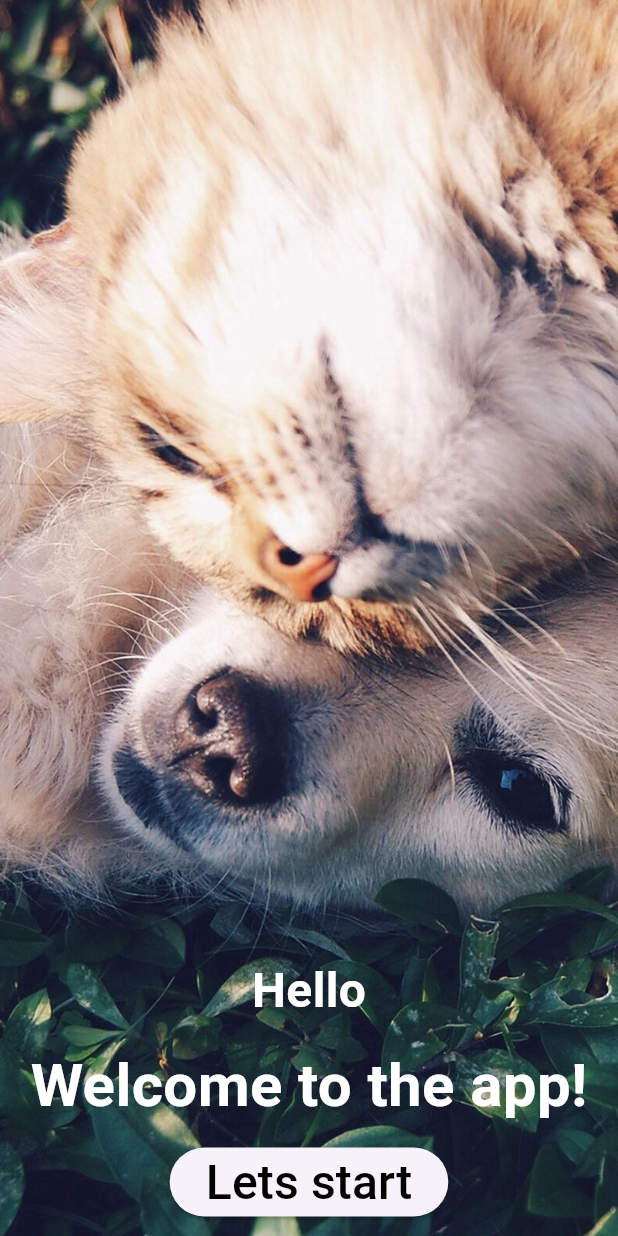
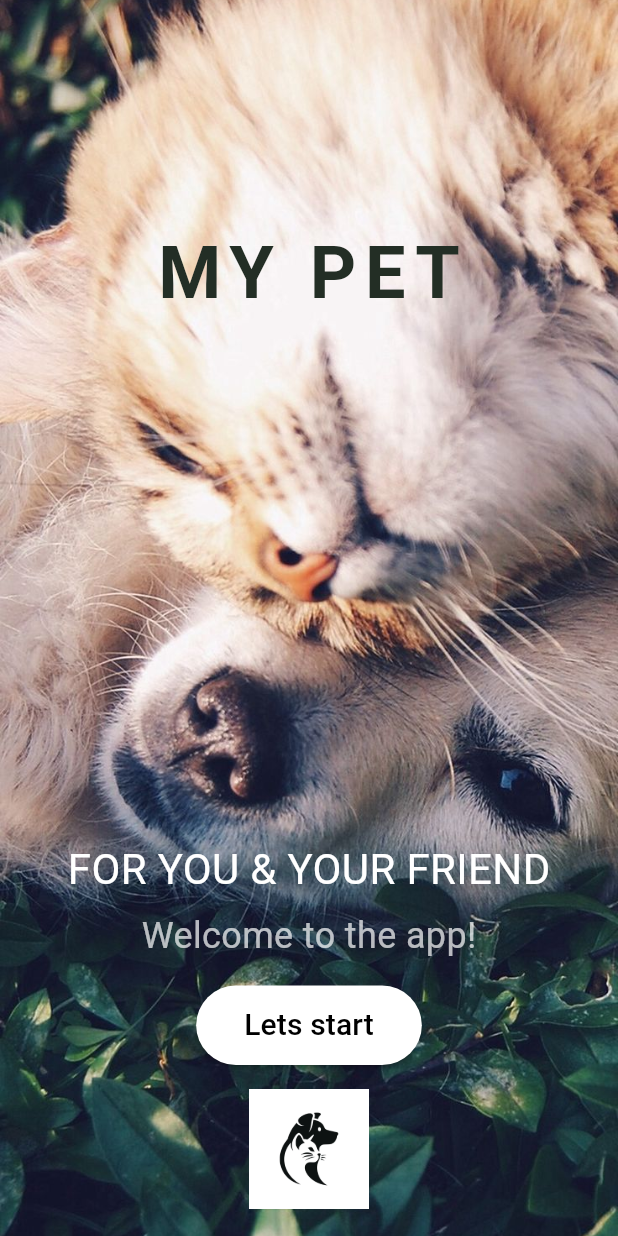
Before and after one commit to PetarJovanovic996/my_pet, a Flutter app: the screen it shows after launch, on a phone screen of 412 x 824 dp. Run offline on Flutter 3.47's test engine with Material 3 defaults, Android fonts, the phone set to English and light mode, and no system bars; our stand-ins replace flutter_bloc; generated files the repository leaves out were written again.

Commit message:
UI for WelcomeView completed

```diff
--- a/lib/l10n/app_en.arb
+++ b/lib/l10n/app_en.arb
@@ -5,6 +5,10 @@
   "welcome": "Welcome to the app!",
   "@welcome": {},
   "welcomeButton": "Lets start",
-  "@welcomeButton": {}
+  "@welcomeButton": {},
+   "appName": "MY PET",
+  "@appName": {},
+   "welcomeViewMessage": "FOR YOU & YOUR FRIEND",
+  "@welcomeViewMessage": {}
 
 }
--- a/lib/l10n/app_sr.arb
+++ b/lib/l10n/app_sr.arb
@@ -5,5 +5,10 @@
   "welcome": "Dobrodošli u aplikaciju!",
   "@welcome": {},
    "welcomeButton": "Zapocni",
-  "@welcomeButton": {}
+  "@welcomeButton": {},
+    "appName": "MY PET",
+  "@appName": {},
+   "welcomeViewMessage": "ZA VAS I VASEG PRIJATELJA",
+  "@welcomeViewMessage": {}
+
 }
--- a/lib/presentations/screens/welcome_view_screen.dart
+++ b/lib/presentations/screens/welcome_view_screen.dart
@@ -12,37 +12,60 @@ class WelcomeViewScreen extends StatelessWidget {
           Positioned.fill(
             child: Image.asset('assets/images/hello.jpg', fit: BoxFit.cover),
           ),
-          SafeArea(
-            child: Center(
+
+          Align(
+            alignment: Alignment(0, -0.6),
             child: Column(
-                mainAxisAlignment: MainAxisAlignment.end,
+              mainAxisSize: MainAxisSize.min,
               children: [
                 Text(
-                    AppLocalizations.of(context)!.hello,
+                  AppLocalizations.of(context)!.appName,
                   style: TextStyle(
-                      fontSize: 32,
-                      color: Colors.white,
+                    fontSize: 48,
                     fontWeight: FontWeight.bold,
+                    color: const Color.fromARGB(255, 35, 46, 37),
+                    letterSpacing: 6,
                   ),
                 ),
-                  SizedBox(height: 12),
+                SizedBox(height: 16),
+              ],
+            ),
+          ),
+
+          Align(
+            alignment: Alignment.bottomCenter,
+            child: Padding(
+              padding: const EdgeInsets.only(bottom: 18.0),
+              child: Column(
+                mainAxisSize: MainAxisSize.min,
+                children: [
+                  Text(
+                    AppLocalizations.of(context)!.welcomeViewMessage,
+                    style: TextStyle(fontSize: 28, color: Colors.white),
+                  ),
+                  SizedBox(height: 8),
                   Text(
                     AppLocalizations.of(context)!.welcome,
-                    style: TextStyle(
-                      fontSize: 40,
-                      color: Colors.white,
-                      fontWeight: FontWeight.bold,
+                    style: TextStyle(fontSize: 24, color: Colors.white70),
+                  ),
+                  SizedBox(height: 16),
+                  ElevatedButton(
+                    onPressed: () {},
+                    style: ElevatedButton.styleFrom(
+                      backgroundColor: Colors.white,
+                      padding: EdgeInsets.symmetric(
+                        horizontal: 32,
+                        vertical: 12,
                       ),
                     ),
-                  SizedBox(height: 12),
-                  ElevatedButton(
-                    onPressed: () {},
                     child: Text(
                       AppLocalizations.of(context)!.welcomeButton,
-                      style: TextStyle(fontSize: 32, color: Colors.black),
+                      style: TextStyle(fontSize: 20, color: Colors.black),
                     ),
                   ),
-                  SizedBox(height: 12),
+                  SizedBox(height: 16),
+
+                  Image.asset('assets/images/logo.jpg', height: 80),
                 ],
               ),
             ),
```
Also changed, not shown: assets/images/logo.jpg (added). Lines whose indentation alone changed are shown as unchanged.
